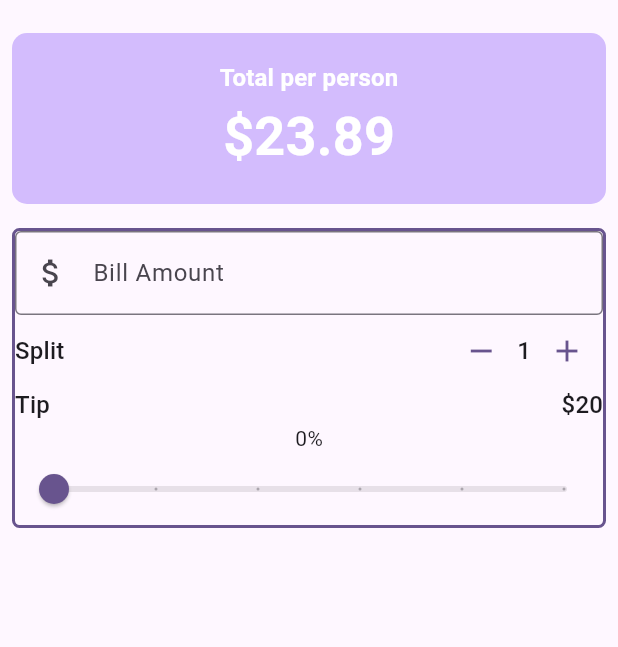
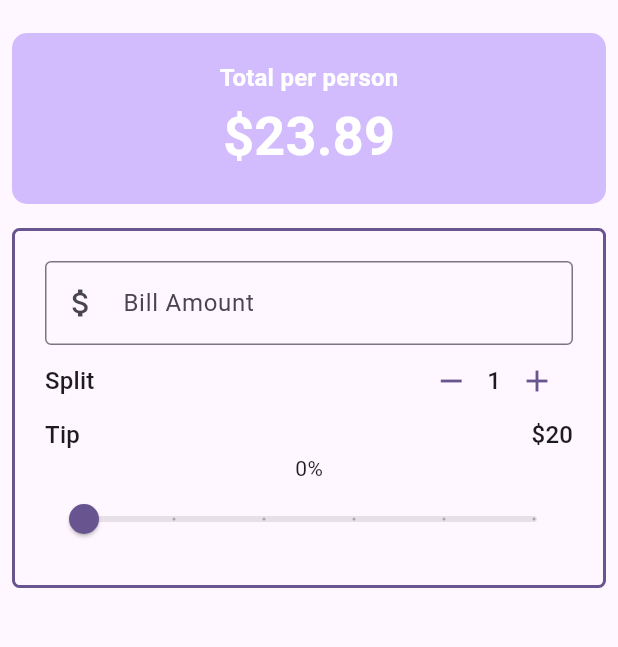
Before and after one commit to arsmors/uTip, a Flutter app: the screen it shows after launch, on a phone screen of 412 x 824 dp, the part 63-710 px from its top. Run offline on Flutter 3.47's test engine with Material 3 defaults, Android fonts, the phone set to English and light mode, and no system bars.

Commit message:
bill amount field

```diff
--- a/lib/main.dart
+++ b/lib/main.dart
@@ -1,4 +1,5 @@
 import 'package:flutter/material.dart';
+import 'package:utip/widgets/bill_amount_field.dart';
 import 'package:utip/widgets/person_counter.dart';
 import 'package:utip/widgets/tip_slider.dart';
 
@@ -84,20 +85,17 @@ class _UTipState extends State<UTip> {
           Padding(
             padding: const EdgeInsets.all(8.0),
             child: Container(
+              padding: EdgeInsets.all(20),
               decoration: BoxDecoration(
                   borderRadius: BorderRadius.circular(5),
                   border:
                       Border.all(color: theme.colorScheme.primary, width: 2)),
               child: Column(
                 children: [
-                  TextField(
-                    decoration: const InputDecoration(
-                        border: OutlineInputBorder(),
-                        prefixIcon: Icon(Icons.attach_money),
-                        labelText: 'Bill Amount'),
-                    keyboardType: TextInputType.number,
-                    onChanged: (String value) {
-                      print("Value: $value");
+                  BillAmountField(
+                    billAmount: "100",
+                    onChanged: (value) {
+                      print("Amount: $value");
                     },
                   ),
                   Row(
--- /dev/null
+++ b/lib/widgets/bill_amount_field.dart
@@ -0,0 +1,26 @@
+import 'package:flutter/material.dart';
+
+class BillAmountField extends StatelessWidget {
+  const BillAmountField({
+    super.key,
+    required this.billAmount,
+    required this.onChanged,
+  });
+
+  final String billAmount;
+  final ValueChanged<String> onChanged;
+
+  @override
+  Widget build(BuildContext context) {
+    return TextField(
+      decoration: const InputDecoration(
+          border: OutlineInputBorder(),
+          prefixIcon: Icon(Icons.attach_money),
+          labelText: 'Bill Amount'),
+      keyboardType: TextInputType.number,
+      onChanged: (String value) {
+        onChanged(value);
+      },
+    );
+  }
+}
```
